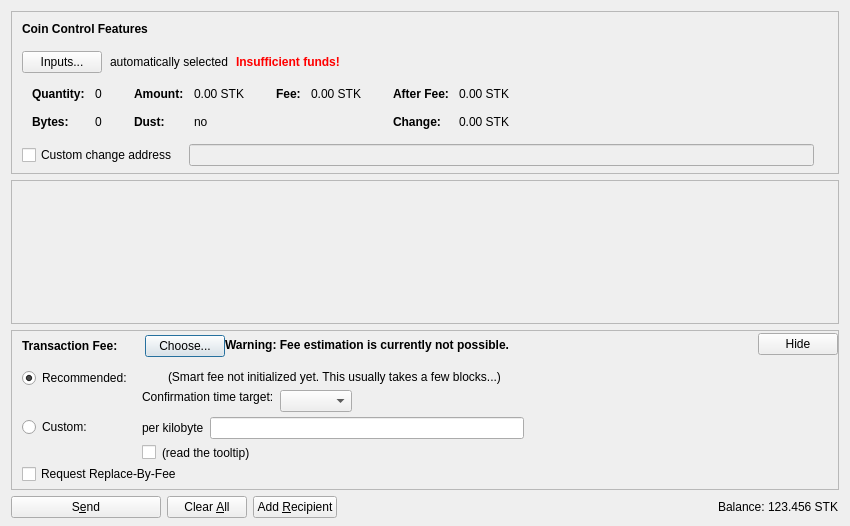
First picture: the form in src/qt/forms/sendcoinsdialog.ui, repository GenYuanLian/SourceChain, before the edit.
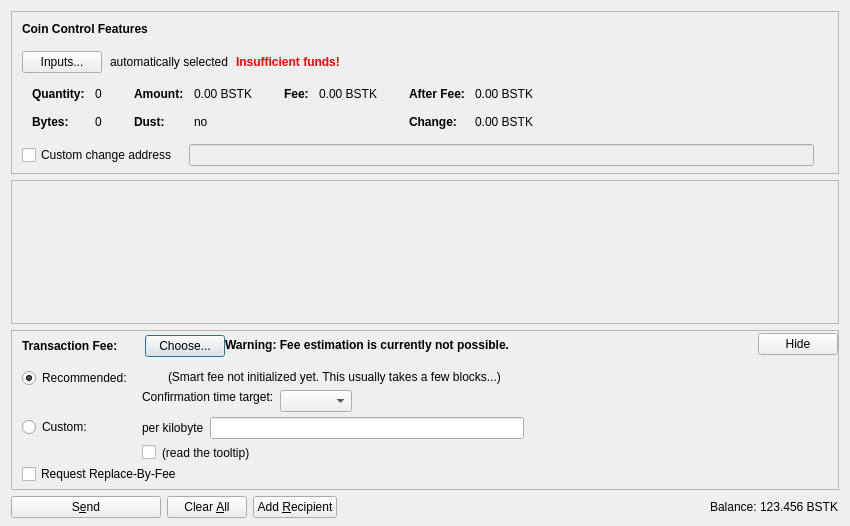
Second picture: the form after the edit. Icons and pictures are not drawn. Custom widgets are drawn as their Qt base class.

Commit message: change stk to bstk

Diff of the .ui file:
```diff
--- a/src/qt/forms/sendcoinsdialog.ui
+++ b/src/qt/forms/sendcoinsdialog.ui
@@ -324,7 +324,7 @@
                   <enum>Qt::ActionsContextMenu</enum>
                  </property>
                  <property name="text">
-                  <string notr="true">0.00 STK</string>
+                  <string notr="true">0.00 BSTK</string>
                  </property>
                  <property name="textInteractionFlags">
                   <set>Qt::LinksAccessibleByMouse|Qt::TextSelectableByKeyboard|Qt::TextSelectableByMouse</set>
@@ -404,7 +404,7 @@
                   <enum>Qt::ActionsContextMenu</enum>
                  </property>
                  <property name="text">
-                  <string notr="true">0.00 STK</string>
+                  <string notr="true">0.00 BSTK</string>
                  </property>
                  <property name="textInteractionFlags">
                   <set>Qt::LinksAccessibleByMouse|Qt::TextSelectableByKeyboard|Qt::TextSelectableByMouse</set>
@@ -455,7 +455,7 @@
                   <enum>Qt::ActionsContextMenu</enum>
                  </property>
                  <property name="text">
-                  <string notr="true">0.00 STK</string>
+                  <string notr="true">0.00 BSTK</string>
                  </property>
                  <property name="textInteractionFlags">
                   <set>Qt::LinksAccessibleByMouse|Qt::TextSelectableByKeyboard|Qt::TextSelectableByMouse</set>
@@ -484,7 +484,7 @@
                   <enum>Qt::ActionsContextMenu</enum>
                  </property>
                  <property name="text">
-                  <string notr="true">0.00 STK</string>
+                  <string notr="true">0.00 BSTK</string>
                  </property>
                  <property name="textInteractionFlags">
                   <set>Qt::LinksAccessibleByMouse|Qt::TextSelectableByKeyboard|Qt::TextSelectableByMouse</set>
@@ -1247,7 +1247,7 @@
           <cursorShape>IBeamCursor</cursorShape>
          </property>
          <property name="text">
-          <string notr="true">123.456 STK</string>
+          <string notr="true">123.456 BSTK</string>
          </property>
          <property name="textInteractionFlags">
           <set>Qt::LinksAccessibleByMouse|Qt::TextSelectableByKeyboard|Qt::TextSelectableByMouse</set>
```
The commit also changes 22 other files.
